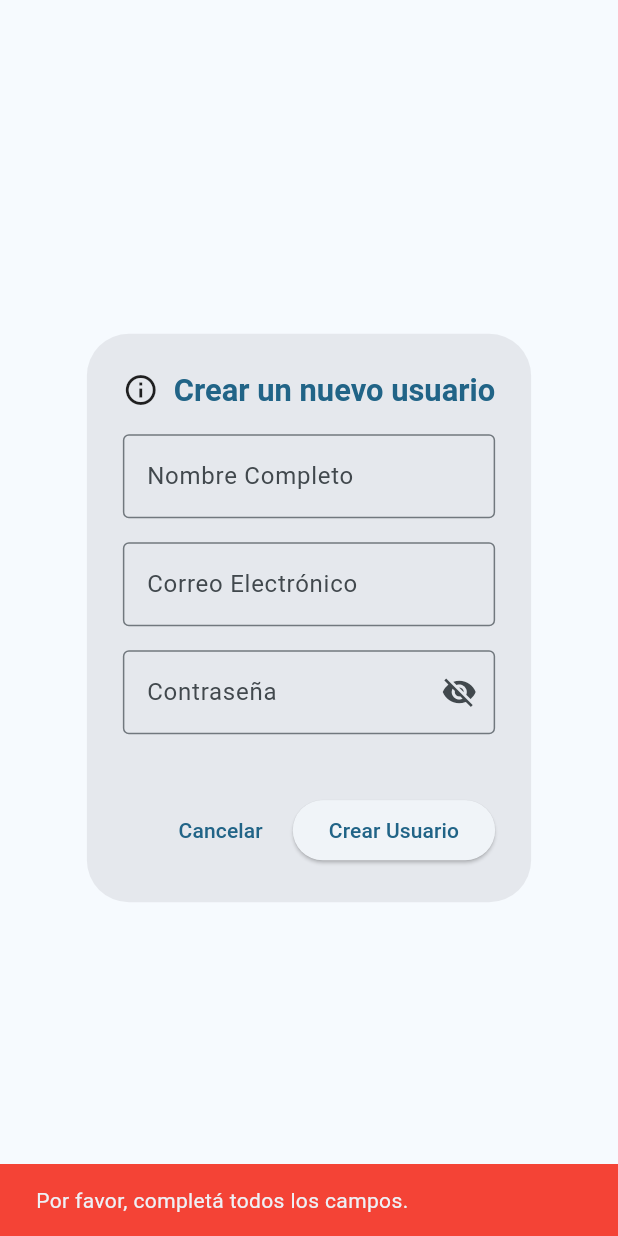
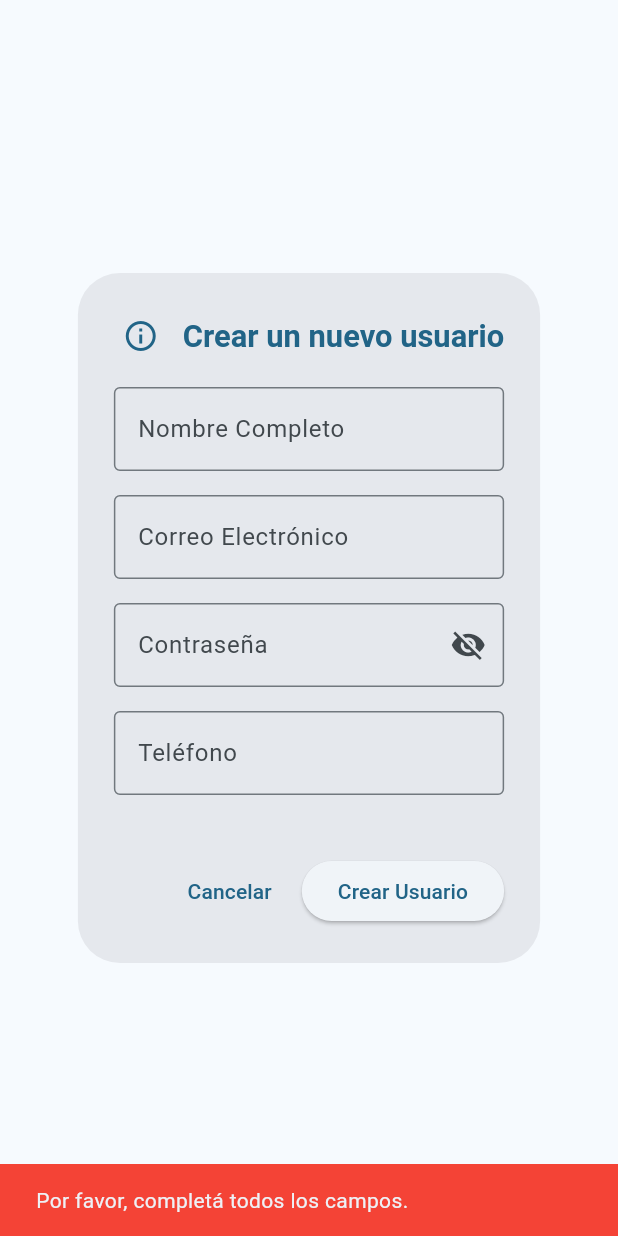
Before and after one commit to manu-180/Assistify, a Flutter app: the CrearUsuarioDialog widget shown alone on an empty page, opened directly, after a tap on "Crear Usuario", on a phone screen of 412 x 824 dp. Run offline on Flutter 3.47's test engine with Material 3 defaults, Android fonts, the phone set to English and light mode, and no system bars; our stand-ins replace animate_do, connectivity_plus, flutter_dotenv, flutter_riverpod, font_awesome_flutter, go_router and 5 more; missing offline and left inert: ntp, whatsapp_unilink; accounts and stored records are empty; statements that could not run were skipped; project files that could hold a hidden picture were left out.

Commit message:
Cartel de crear usuario creado checl

```diff
--- a/lib/widgets/crear_usuario_dialog.dart
+++ b/lib/widgets/crear_usuario_dialog.dart
@@ -1,3 +1,4 @@
+import 'package:animate_do/animate_do.dart';
 import 'package:flutter/material.dart';
 import 'package:flutter/widgets.dart';
 import 'package:taller_ceramica/main.dart';
@@ -21,6 +22,34 @@
   final TextEditingController passwordController = TextEditingController();
   bool isPasswordVisible = false;
 
+  final TextEditingController phoneController = TextEditingController();
+
+  final RegExp emailRegex = RegExp(r'^[\w-\.]+@([\w-]+\.)+[\w-]{2,4}$');
+  final RegExp phoneRegex = RegExp(r'^\+?\d{7,15}$');
+
+  String emailError = '';
+  String passwordError = '';
+  String phoneError = '';
+  String fullnameError = '';
+
+  Future<void> validarNombre(String nombre) async {
+  final usuarioActivo = Supabase.instance.client.auth.currentUser;
+  final taller = await ObtenerTaller().retornarTaller(usuarioActivo!.id);
+
+  final existingUsers = await supabase
+      .from('usuarios')
+      .select('fullname')
+      .eq('taller', taller)
+      .ilike('fullname', nombre.trim());
+
+  setState(() {
+    fullnameError =
+        existingUsers.isNotEmpty ? 'Ya existe este nombre en tus usuarios' : '';
+  });
+}
+
+
+
   @override
   Widget build(BuildContext context) {
     final size = MediaQuery.of(context).size;
@@ -29,22 +58,28 @@
     return AlertDialog(
       title: Row(
         children: [
-          GestureDetector(
+          Material(
+  color: Colors.transparent,
+  borderRadius: BorderRadius.circular(20),
+  child: BounceInDown(
+    duration: const Duration(milliseconds: 800),
+    child: InkWell(
       onTap: () async {
         final usuarioActivo = Supabase.instance.client.auth.currentUser;
         final taller = await ObtenerTaller().retornarTaller(usuarioActivo!.id);
+        if(context.mounted){
           showDialog(
           context: context,
           builder: (_) => AlertDialog(
-                  title: const Row(
+            title: Row(
               children: [
-                      Icon(Icons.info_outline),
+                Icon(Icons.info_outline, color: color.primary,),
                 SizedBox(width: 8),
-                      Text("Información"),
+                Text("Información", style: TextStyle(color: color.primary ),),
               ],
             ),
             content: Text(
-                    "En esta pantalla podés crear usuarios para tus alumnos. "
+              "Aquí debes crear la cuenta de tus alumnos. "
               "Es importante hacerlo de esta manera para que, al iniciar sesión, "
               "ellos sean reconocidos por el programa y redirigidos automáticamente "
               "al grupo de usuarios que corresponde a $taller.",
@@ -57,9 +92,24 @@
             ],
           ),
         );
+        }
+
       },
-            child: const Icon(Icons.info_outline),
+      borderRadius: BorderRadius.circular(20),
+      splashColor: Theme.of(context).primaryColor.withOpacity(0.2),
+      hoverColor: Theme.of(context).primaryColor.withOpacity(0.1),
+      mouseCursor: SystemMouseCursors.click,
+      child: Padding(
+        padding: const EdgeInsets.all(6.0),
+        child: Icon(
+          Icons.info_outline,
+          color: Theme.of(context).colorScheme.primary,
         ),
+      ),
+    ),
+  ),
+),
+
           const SizedBox(width: 10),
           Flexible(
             child: Text(
@@ -78,21 +128,42 @@
           children: [
             TextField(
   controller: fullnameController,
-              decoration: const InputDecoration(
+  decoration: InputDecoration(
     labelText: 'Nombre Completo',
-                border: OutlineInputBorder(),
+    border: const OutlineInputBorder(),
+    errorText: fullnameError.isEmpty ? null : fullnameError,
   ),
   keyboardType: TextInputType.name,
+  onChanged: (value) {
+    if (value.trim().isNotEmpty) {
+      validarNombre(value);
+    } else {
+      setState(() {
+        fullnameError = '';
+      });
+    }
+  },
 ),
+
+
             const SizedBox(height: 16),
             TextField(
   controller: emailController,
-              decoration: const InputDecoration(
+  decoration: InputDecoration(
     labelText: 'Correo Electrónico',
-                border: OutlineInputBorder(),
+    border: const OutlineInputBorder(),
+    errorText: emailError.isEmpty ? null : emailError,
   ),
   keyboardType: TextInputType.emailAddress,
+  onChanged: (value) {
+    setState(() {
+      emailError = emailRegex.hasMatch(value.trim())
+          ? ''
+          : 'Correo electrónico inválido';
+    });
+  },
 ),
+
             const SizedBox(height: 16),
             TextField(
   controller: passwordController,
@@ -100,11 +171,10 @@
   decoration: InputDecoration(
     labelText: 'Contraseña',
     border: const OutlineInputBorder(),
+    errorText: passwordError.isEmpty ? null : passwordError,
     suffixIcon: IconButton(
       icon: Icon(
-                    isPasswordVisible
-                        ? Icons.visibility
-                        : Icons.visibility_off,
+        isPasswordVisible ? Icons.visibility : Icons.visibility_off,
       ),
       onPressed: () {
         setState(() {
@@ -114,8 +184,34 @@
     ),
   ),
   keyboardType: TextInputType.text,
+  onChanged: (value) {
+    setState(() {
+      passwordError =
+          value.length >= 6 ? '' : 'La contraseña debe tener al menos 6 caracteres';
+    });
+  },
+),
+
+
+            const SizedBox(height: 16),
+            TextField(
+  controller: phoneController,
+  decoration: InputDecoration(
+    labelText: 'Teléfono',
+    border: const OutlineInputBorder(),
+    errorText: phoneError.isEmpty ? null : phoneError,
+  ),
+  keyboardType: TextInputType.phone,
+  onChanged: (value) {
+    setState(() {
+      phoneError = phoneRegex.hasMatch(value.trim())
+          ? ''
+          : 'Teléfono inválido. ';
+    });
+  },
 ),
 const SizedBox(height: 16),
+
           ],
         ),
       ),
@@ -132,7 +228,7 @@
   final email = emailController.text.trim();
   final password = passwordController.text.trim();
 
-  if (fullname.isEmpty || email.isEmpty || password.isEmpty) {
+  if (fullname.isEmpty || email.isEmpty || password.isEmpty || phoneController.text.trim().isEmpty) {
   ScaffoldMessenger.of(context).showSnackBar(
     const SnackBar(
       content: Text("Por favor, completá todos los campos."),
@@ -141,6 +237,49 @@
   );
   return;
 }
+
+if (!emailRegex.hasMatch(email)) {
+  setState(() => emailError = 'Correo electrónico inválido');
+  return;
+} else {
+  setState(() => emailError = '');
+}
+
+if (password.length < 6) {
+  setState(() => passwordError = 'La contraseña debe tener al menos 6 caracteres');
+  return;
+} else {
+  setState(() => passwordError = '');
+}
+
+if (!phoneRegex.hasMatch(phoneController.text.trim())) {
+  setState(() => phoneError = 'Teléfono inválido');
+  return;
+} else {
+  setState(() => phoneError = '');
+}
+
+  final usuarioActivo = Supabase.instance.client.auth.currentUser;
+final taller = await ObtenerTaller().retornarTaller(usuarioActivo!.id);
+
+// Validar si el nombre ya existe en este taller
+final existingUsers = await supabase
+    .from('usuarios')
+    .select('fullname')
+    .eq('taller', taller)
+    .ilike('fullname', fullname); // búsqueda insensible a mayúsculas
+
+if (existingUsers.isNotEmpty) {
+  setState(() {
+    fullnameError = 'Ya existe este nombre en tus usuarios';
+  });
+  return;
+} else {
+  setState(() {
+    fullnameError = '';
+  });
+}
+
 
   try {
     setState(() {});
@@ -186,14 +325,14 @@
   } on AuthException catch (e) {
     ScaffoldMessenger.of(context).showSnackBar(
       SnackBar(
-        content: Text("Error al registrar: ${e.message}"),
+        content: Text("Ese mail ya fue registrado"),
         backgroundColor: Colors.red,
       ),
     );
   } catch (e) {
     ScaffoldMessenger.of(context).showSnackBar(
       SnackBar(
-        content: Text("Ocurrió un error inesperado: $e"),
+        content: Text("Contactá a soporte. Ocurrió un error inesperado: $e"),
         backgroundColor: Colors.red,
       ),
     );
```
Also changed, not shown: 4 other files. Lines whose indentation alone changed are shown as unchanged.
